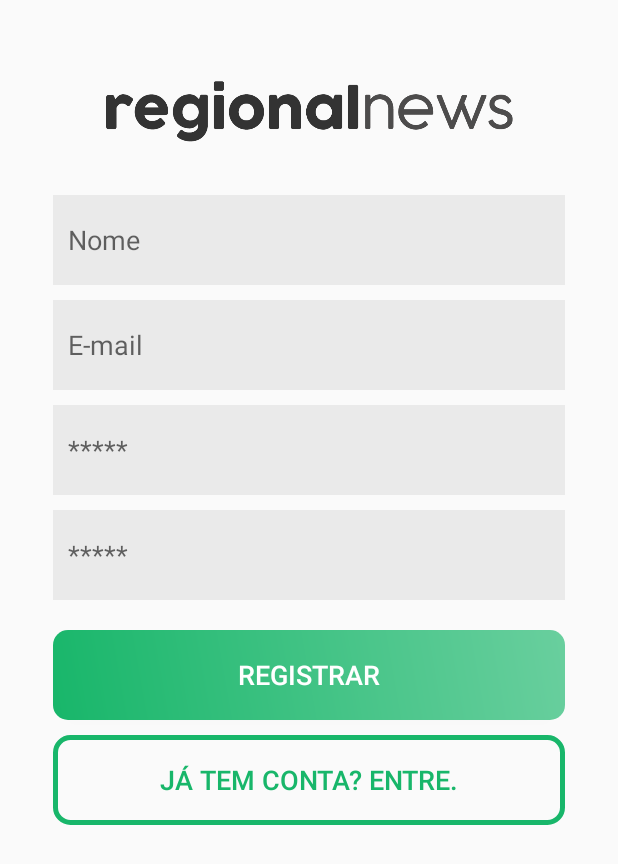
After one commit to rgllima/regional-news-app, an Android app: the RegisterFragment screen opened through its navigation route, on a phone screen of 412 x 824 dp. The commit adds this screen. Shown: the top 864 px of the screen. Run offline under Robolectric (Android 15) with nearby library versions, the phone set to English and light mode, and no system bars; 3 statements that could not run were skipped.

Commit message:
Implementado a base para Navegação entre telas

```diff
--- a/app/build.gradle
+++ b/app/build.gradle
@@ -40,4 +40,6 @@
     implementation "android.arch.navigation:navigation-fragment-ktx:1.0.0"
     implementation "android.arch.navigation:navigation-ui-ktx:1.0.0"
     implementation 'de.hdodenhof:circleimageview:3.0.1'
+    implementation "androidx.drawerlayout:drawerlayout:1.0.0"
+    implementation 'com.google.android.material:material:1.2.0-alpha01'
 }
--- /dev/null
+++ b/app/src/main/java/com/br/regionalnews/view/login/LoginFragment.kt
@@ -0,0 +1,34 @@
+package com.br.regionalnews.view.login
+
+import android.os.Bundle
+import android.view.LayoutInflater
+import android.view.View
+import android.view.ViewGroup
+import androidx.navigation.fragment.findNavController
+import androidx.fragment.app.Fragment
+import com.br.regionalnews.R
+import kotlinx.android.synthetic.main.fragment_login.*
+
+class LoginFragment: Fragment() {
+
+    override fun onActivityCreated(savedInstanceState: Bundle?) {
+        super.onActivityCreated(savedInstanceState)
+
+        initButtons()
+    }
+
+    override fun onCreateView(inflater: LayoutInflater, container: ViewGroup?,
+                              savedInstanceState: Bundle?): View? {
+        return inflater.inflate(R.layout.fragment_login, container, false)
+    }
+
+    private fun initButtons() {
+        registerNowBtn.setOnClickListener{
+            findNavController().navigate(R.id.actionGoRegister)
+        }
+
+        loginBtn.setOnClickListener{
+            findNavController().navigate(R.id.actionGoHome1)
+        }
+    }
+}
--- /dev/null
+++ b/app/src/main/java/com/br/regionalnews/view/register/RegisterFragment.kt
@@ -0,0 +1,34 @@
+package com.br.regionalnews.view.register
+
+import android.os.Bundle
+import android.view.LayoutInflater
+import android.view.View
+import android.view.ViewGroup
+import androidx.fragment.app.Fragment
+import androidx.navigation.fragment.findNavController
+import com.br.regionalnews.R
+import kotlinx.android.synthetic.main.fragment_register.*
+
+class RegisterFragment: Fragment() {
+
+    override fun onCreateView(inflater: LayoutInflater, container: ViewGroup?,
+                              savedInstanceState: Bundle?): View? {
+        return inflater.inflate(R.layout.fragment_register, container, false)
+    }
+
+    override fun onActivityCreated(savedInstanceState: Bundle?) {
+        super.onActivityCreated(savedInstanceState)
+
+        initButtons()
+    }
+
+    private fun initButtons() {
+        loginNowBtn.setOnClickListener{
+            findNavController().popBackStack()
+        }
+
+        registerBtn.setOnClickListener{
+            findNavController().navigate(R.id.actionGoHome2)
+        }
+    }
+}
--- a/app/src/main/res/layout/activity_main.xml
+++ b/app/src/main/res/layout/activity_main.xml
@@ -1,22 +1,26 @@
 <?xml version="1.0" encoding="utf-8"?>
-<LinearLayout xmlns:android="http://schemas.android.com/apk/res/android"
+<androidx.drawerlayout.widget.DrawerLayout xmlns:android="http://schemas.android.com/apk/res/android"
+    xmlns:app="http://schemas.android.com/apk/res-auto"
     xmlns:tools="http://schemas.android.com/tools"
+    android:id="@+id/drawerLayout"
     android:layout_width="match_parent"
     android:layout_height="match_parent"
-    tools:context=".MainActivity"
-    android:orientation="vertical">
+    android:fitsSystemWindows="true"
+    tools:openDrawer="start">
 
-    <androidx.viewpager.widget.ViewPager xmlns:android="http://schemas.android.com/apk/res/android"
-        xmlns:app="http://schemas.android.com/apk/res-auto"
-        xmlns:tools="http://schemas.android.com/tools"
-        android:id="@+id/pager"
+    <fragment
+        android:id="@+id/navHostFragment"
+        android:name="androidx.navigation.fragment.NavHostFragment"
         android:layout_width="match_parent"
-        android:layout_height="0dp"
-        android:layout_weight="1"
-        tools:context=".MainActivity" />
+        android:layout_height="match_parent"
+        app:navGraph="@navigation/navigation"
+        app:defaultNavHost="true" />
 
-        <com.google.android.material.tabs.TabLayout
-            android:id="@+id/tabs_main"
-            android:layout_width="match_parent"
-            android:layout_height="wrap_content"/>
-</LinearLayout>
+    <com.google.android.material.navigation.NavigationView
+        android:id="@+id/navView"
+        android:layout_width="wrap_content"
+        android:layout_height="match_parent"
+        android:layout_gravity="start"
+        android:fitsSystemWindows="true"
+        />
+</androidx.drawerlayout.widget.DrawerLayout>
--- a/app/src/main/res/layout/activity_register.xml
+++ b/app/src/main/res/layout/fragment_register.xml
@@ -96,12 +96,13 @@
                     android:textSize="18sp" />
 
                 <Button
-                    android:id="@+id/button2"
+                    android:id="@+id/loginNowBtn"
                     android:layout_width="match_parent"
                     android:layout_height="60dp"
                     android:background="@drawable/outline_btn"
                     android:text="Já tem conta? Entre."
-                    android:textColor="#18B66A" />
+                    android:textColor="#18B66A"
+                    android:textSize="18sp" />
             </LinearLayout>
 
         </LinearLayout>
--- a/app/src/main/res/navigation/navigation.xml
+++ b/app/src/main/res/navigation/navigation.xml
@@ -2,12 +2,60 @@
 <navigation xmlns:android="http://schemas.android.com/apk/res/android"
     xmlns:tools="http://schemas.android.com/tools" android:id="@+id/navigation"
     xmlns:app="http://schemas.android.com/apk/res-auto"
-    app:startDestination="@+id/loginActivity"
+    app:startDestination="@+id/loginFragment"
     >
     <fragment
-        android:id="@+id/loginActivity"
-        android:name="com.br.regionalnews.view.login.LoginActivity"
-        android:label="Book Search Fragment"
-        tools:layout="@layout/activity_login">
+        android:id="@+id/loginFragment"
+        android:name="com.br.regionalnews.view.login.LoginFragment"
+        android:label="Login"
+        tools:layout="@layout/fragment_login">
+        <action
+            android:id="@+id/actionGoRegister"
+            app:destination="@id/registerFragment"
+            app:enterAnim="@transition/slide_in_right"
+            app:exitAnim="@transition/slide_out_left"
+            app:popEnterAnim="@transition/slide_in_left"
+            app:popExitAnim="@transition/slide_out_right"
+            />
+        <action
+            android:id="@+id/actionGoHome1"
+            app:destination="@id/homeFragment"
+            app:enterAnim="@transition/slide_in_right"
+            app:exitAnim="@transition/slide_out_left"
+            app:popEnterAnim="@transition/slide_in_left"
+            app:popExitAnim="@transition/slide_out_right"
+            />
+
+    </fragment>
+
+    <fragment
+        android:id="@+id/registerFragment"
+        android:name="com.br.regionalnews.view.register.RegisterFragment"
+        android:label="Register"
+        tools:layout="@layout/fragment_register">
+        <action
+            android:id="@+id/actionGoLogin"
+            app:destination="@id/loginFragment"
+            app:enterAnim="@transition/slide_in_right"
+            app:exitAnim="@transition/slide_out_left"
+            app:popEnterAnim="@transition/slide_in_left"
+            app:popExitAnim="@transition/slide_out_right"
+            />
+        <action
+            android:id="@+id/actionGoHome2"
+            app:destination="@id/homeFragment"
+            app:enterAnim="@transition/slide_in_right"
+            app:exitAnim="@transition/slide_out_left"
+            app:popEnterAnim="@transition/slide_in_left"
+            app:popExitAnim="@transition/slide_out_right"
+            />
+    </fragment>
+
+    <fragment
+        android:id="@+id/homeFragment"
+        android:name="com.br.regionalnews.view.home.HomeFragment"
+        android:label="Home"
+        tools:layout="@layout/activity_articles_list">
+
     </fragment>
 </navigation>
--- /dev/null
+++ b/app/src/main/res/transition/slide_in_left.xml
@@ -0,0 +1,8 @@
+<?xml version="1.0" encoding="utf-8"?>
+<set xmlns:android="http://schemas.android.com/apk/res/android"
+    android:shareInterpolator="false">
+    <translate
+        android:duration="500"
+        android:fromXDelta="-100%"
+        android:toXDelta="0%" />
+</set>
--- /dev/null
+++ b/app/src/main/res/transition/slide_in_right.xml
@@ -0,0 +1,8 @@
+<?xml version="1.0" encoding="utf-8"?>
+<set xmlns:android="http://schemas.android.com/apk/res/android"
+    android:shareInterpolator="false">
+    <translate
+        android:duration="500"
+        android:fromXDelta="100%"
+        android:toXDelta="0%" />
+</set>
--- /dev/null
+++ b/app/src/main/res/transition/slide_out_left.xml
@@ -0,0 +1,8 @@
+<?xml version="1.0" encoding="utf-8"?>
+<set xmlns:android="http://schemas.android.com/apk/res/android"
+    android:shareInterpolator="false">
+    <translate
+        android:duration="500"
+        android:fromXDelta="0%"
+        android:toXDelta="-100%" />
+</set>
--- /dev/null
+++ b/app/src/main/res/transition/slide_out_right.xml
@@ -0,0 +1,8 @@
+<?xml version="1.0" encoding="utf-8"?>
+<set xmlns:android="http://schemas.android.com/apk/res/android"
+    android:shareInterpolator="false">
+    <translate
+        android:duration="500"
+        android:fromXDelta="0%"
+        android:toXDelta="100%" />
+</set>
--- a/build.gradle
+++ b/build.gradle
@@ -9,7 +9,7 @@
 
     }
     dependencies {
-        classpath 'com.android.tools.build:gradle:3.5.0'
+        classpath 'com.android.tools.build:gradle:3.5.1'
         classpath "org.jetbrains.kotlin:kotlin-gradle-plugin:$kotlin_version"
         // NOTE: Do not place your application dependencies here; they belong
         // in the individual module build.gradle files
```
Also changed, not shown: app/src/main/java/com/br/regionalnews/MainActivity.kt (+15 -28 lines), app/src/main/java/com/br/regionalnews/view/home/HomeFragment.kt (added, +42 -0 lines), app/src/main/java/com/br/regionalnews/view/login/LoginActivity.kt (deleted, +0 -12 lines), app/src/main/java/com/br/regionalnews/view/register/RegisterActivity.kt (deleted, +0 -12 lines), app/src/main/res/layout/nav_host_fragment.xml (deleted, +0 -15 lines), app/src/main/res/layout/fragment_login.xml (renamed from app/src/main/res/layout/activity_login.xml).
